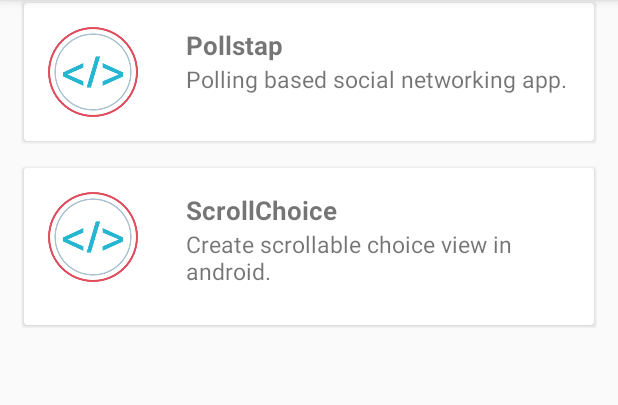
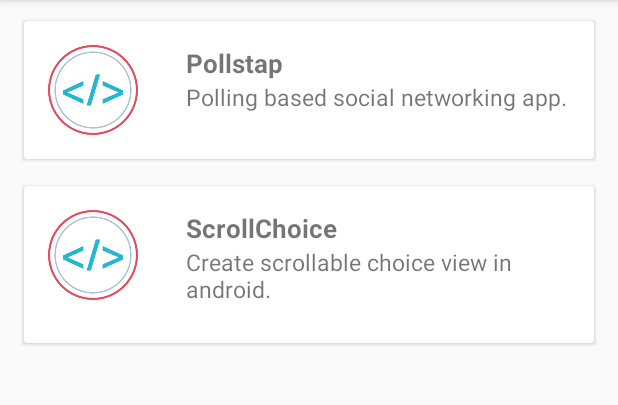
Before and after one commit to webianks/EasyPortfolio, an Android app: the PortfolioActivity screen opened directly, with no data from a screen before it, on a phone screen of 412 x 824 dp, the part 84-489 px from its top. Run offline under Robolectric (Android 15) with nearby library versions, the phone set to English and light mode, and no system bars.

```diff
--- a/app/src/main/java/com/webianks/demo/easyportfolio/MainActivity.java
+++ b/app/src/main/java/com/webianks/demo/easyportfolio/MainActivity.java
@@ -19,6 +19,8 @@ public class MainActivity extends AppCompatActivity {
 
         new EasyPortfolio.Builder(this)
                 .withGithubUrl("http://www.github.com/webianks")
+                .withPlayStoreUrl("http://www.github.com/webianks")
+                .withLinkedInUrl("http://www.github.com/webianks")
                 .build()
                 .start();
     }
--- a/easy-portfolio/src/main/res/layout/single_project_view.xml
+++ b/easy-portfolio/src/main/res/layout/single_project_view.xml
@@ -4,7 +4,7 @@
     android:id="@+id/mainContainer"
     android:layout_width="match_parent"
     android:layout_height="wrap_content"
-    android:layout_marginBottom="14dp"
+    android:layout_marginBottom="2dp"
     android:layout_marginLeft="14dp"
     android:layout_marginRight="14dp"
     android:layout_marginTop="0dp"
@@ -18,7 +18,7 @@
         android:layout_marginBottom="2dp"
         android:layout_marginLeft="2dp"
         android:layout_marginRight="2dp"
-        android:layout_marginTop="2dp"
+        android:layout_marginTop="14dp"
         app:cardBackgroundColor="@color/white"
         app:cardCornerRadius="2dp">
 
```
Also changed, not shown: easy-portfolio/src/main/java/com/webianks/library/easyportfolio/EasyPortfolio.java (+5 -3 lines).
